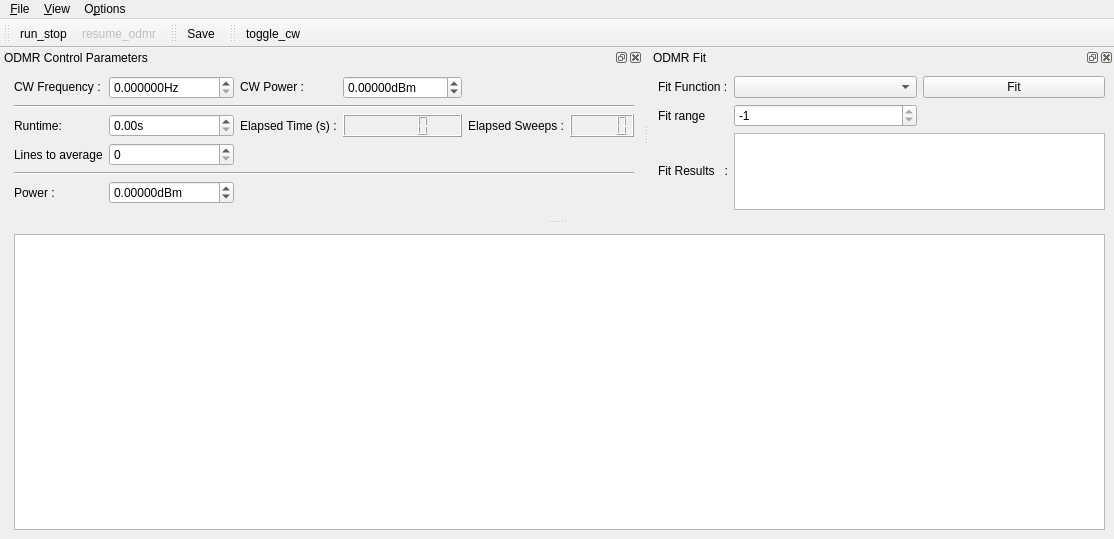
This is gui/odmr/ui_odmrpxgui.ui in pikestefan/qudi_slab as Qt 5 draws it before an edit. The edited form follows.
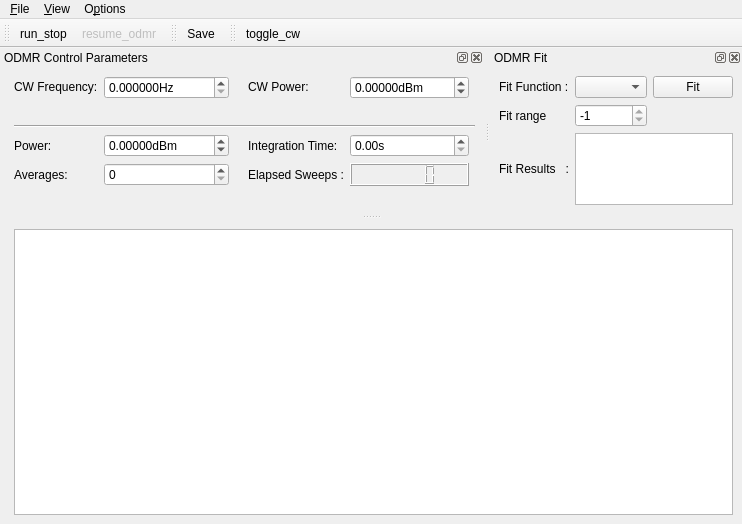
This is the edited form. Icons and pictures are not drawn. Custom widgets are drawn as their Qt base class.

What changed in the file:
```diff
--- a/gui/odmr/ui_odmrpxgui.ui
+++ b/gui/odmr/ui_odmrpxgui.ui
@@ -6,8 +6,8 @@
    <rect>
     <x>0</x>
     <y>0</y>
-    <width>1114</width>
-    <height>539</height>
+    <width>708</width>
+    <height>524</height>
    </rect>
   </property>
   <property name="contextMenuPolicy">
@@ -59,7 +59,7 @@
     <rect>
      <x>0</x>
      <y>0</y>
-     <width>1114</width>
+     <width>708</width>
      <height>21</height>
     </rect>
    </property>
@@ -133,6 +133,80 @@
      </sizepolicy>
     </property>
     <layout class="QGridLayout" name="gridLayout">
+     <item row="5" column="5">
+      <widget class="QLCDNumber" name="elapsed_sweeps_DisplayWidget"/>
+     </item>
+     <item row="0" column="4">
+      <widget class="QLabel" name="label_6">
+       <property name="sizePolicy">
+        <sizepolicy hsizetype="Minimum" vsizetype="Fixed">
+         <horstretch>0</horstretch>
+         <verstretch>0</verstretch>
+        </sizepolicy>
+       </property>
+       <property name="text">
+        <string>CW Power:</string>
+       </property>
+      </widget>
+     </item>
+     <item row="4" column="2">
+      <widget class="ScienDSpinBox" name="sweep_power_DoubleSpinBox">
+       <property name="sizePolicy">
+        <sizepolicy hsizetype="Minimum" vsizetype="Fixed">
+         <horstretch>0</horstretch>
+         <verstretch>0</verstretch>
+        </sizepolicy>
+       </property>
+       <property name="suffix">
+        <string>dBm</string>
+       </property>
+       <property name="decimals">
+        <number>5</number>
+       </property>
+       <property name="minimum">
+        <double>-1000.000000000000000</double>
+       </property>
+       <property name="maximum">
+        <double>100.000000000000000</double>
+       </property>
+      </widget>
+     </item>
+     <item row="0" column="5">
+      <widget class="ScienDSpinBox" name="cw_power_DoubleSpinBox">
+       <property name="sizePolicy">
+        <sizepolicy hsizetype="Minimum" vsizetype="Fixed">
+         <horstretch>0</horstretch>
+         <verstretch>0</verstretch>
+        </sizepolicy>
+       </property>
+       <property name="suffix">
+        <string>dBm</string>
+       </property>
+       <property name="decimals">
+        <number>5</number>
+       </property>
+       <property name="minimum">
+        <double>-1000.000000000000000</double>
+       </property>
+       <property name="maximum">
+        <double>100.000000000000000</double>
+       </property>
+      </widget>
+     </item>
+     <item row="4" column="4">
+      <widget class="QLabel" name="label_3">
+       <property name="text">
+        <string>Integration Time:</string>
+       </property>
+      </widget>
+     </item>
+     <item row="0" column="3">
+      <widget class="QLabel" name="label_4">
+       <property name="text">
+        <string/>
+       </property>
+      </widget>
+     </item>
      <item row="0" column="2">
       <widget class="ScienDSpinBox" name="cw_frequency_DoubleSpinBox">
        <property name="sizePolicy">
@@ -155,53 +229,26 @@
        </property>
       </widget>
      </item>
-     <item row="0" column="1">
-      <widget class="QLabel" name="label">
-       <property name="sizePolicy">
-        <sizepolicy hsizetype="Minimum" vsizetype="Fixed">
-         <horstretch>0</horstretch>
-         <verstretch>0</verstretch>
-        </sizepolicy>
+     <item row="3" column="1" colspan="6">
+      <widget class="Line" name="line_2">
+       <property name="minimumSize">
+        <size>
+         <width>0</width>
+         <height>0</height>
+        </size>
        </property>
-       <property name="text">
-        <string>CW Frequency :</string>
+       <property name="lineWidth">
+        <number>1</number>
        </property>
-      </widget>
-     </item>
-     <item row="0" column="3">
-      <widget class="QLabel" name="label_6">
-       <property name="sizePolicy">
-        <sizepolicy hsizetype="Minimum" vsizetype="Fixed">
-         <horstretch>0</horstretch>
-         <verstretch>0</verstretch>
-        </sizepolicy>
+       <property name="midLineWidth">
+        <number>0</number>
        </property>
-       <property name="text">
-        <string>CW Power :</string>
-       </property>
-      </widget>
-     </item>
-     <item row="2" column="4">
-      <widget class="QLCDNumber" name="elapsed_time_DisplayWidget">
-       <property name="sizePolicy">
-        <sizepolicy hsizetype="Minimum" vsizetype="Minimum">
-         <horstretch>0</horstretch>
-         <verstretch>0</verstretch>
-        </sizepolicy>
-       </property>
-      </widget>
-     </item>
-     <item row="2" column="6">
-      <widget class="QLCDNumber" name="elapsed_sweeps_DisplayWidget"/>
-     </item>
-     <item row="4" column="1" colspan="6">
-      <widget class="Line" name="line">
        <property name="orientation">
         <enum>Qt::Horizontal</enum>
        </property>
       </widget>
      </item>
-     <item row="2" column="5">
+     <item row="5" column="4">
       <widget class="QLabel" name="label_10">
        <property name="sizePolicy">
         <sizepolicy hsizetype="Minimum" vsizetype="Minimum">
@@ -214,80 +261,14 @@
        </property>
       </widget>
      </item>
-     <item row="0" column="4">
-      <widget class="ScienDSpinBox" name="cw_power_DoubleSpinBox">
-       <property name="sizePolicy">
-        <sizepolicy hsizetype="Minimum" vsizetype="Fixed">
-         <horstretch>0</horstretch>
-         <verstretch>0</verstretch>
-        </sizepolicy>
-       </property>
-       <property name="suffix">
-        <string>dBm</string>
-       </property>
-       <property name="decimals">
-        <number>5</number>
-       </property>
-       <property name="minimum">
-        <double>-1000.000000000000000</double>
-       </property>
-       <property name="maximum">
-        <double>100.000000000000000</double>
-       </property>
-      </widget>
-     </item>
-     <item row="2" column="2">
-      <widget class="QDoubleSpinBox" name="runtime_DoubleSpinBox">
-       <property name="sizePolicy">
-        <sizepolicy hsizetype="Minimum" vsizetype="Fixed">
-         <horstretch>0</horstretch>
-         <verstretch>0</verstretch>
-        </sizepolicy>
-       </property>
+     <item row="4" column="5">
+      <widget class="ScienDSpinBox" name="integration_time_doubleSpinBox">
        <property name="suffix">
         <string>s</string>
        </property>
-       <property name="maximum">
-        <double>10000000.000000000000000</double>
-       </property>
       </widget>
      </item>
-     <item row="2" column="3">
-      <widget class="QLabel" name="label_8">
-       <property name="sizePolicy">
-        <sizepolicy hsizetype="Minimum" vsizetype="Minimum">
-         <horstretch>0</horstretch>
-         <verstretch>0</verstretch>
-        </sizepolicy>
-       </property>
-       <property name="text">
-        <string>Elapsed Time (s) :</string>
-       </property>
-      </widget>
-     </item>
-     <item row="5" column="2">
-      <widget class="ScienDSpinBox" name="sweep_power_DoubleSpinBox">
-       <property name="sizePolicy">
-        <sizepolicy hsizetype="Minimum" vsizetype="Fixed">
-         <horstretch>0</horstretch>
-         <verstretch>0</verstretch>
-        </sizepolicy>
-       </property>
-       <property name="suffix">
-        <string>dBm</string>
-       </property>
-       <property name="decimals">
-        <number>5</number>
-       </property>
-       <property name="minimum">
-        <double>-1000.000000000000000</double>
-       </property>
-       <property name="maximum">
-        <double>100.000000000000000</double>
-       </property>
-      </widget>
-     </item>
-     <item row="5" column="1">
+     <item row="4" column="1">
       <widget class="QLabel" name="label_2">
        <property name="sizePolicy">
         <sizepolicy hsizetype="Minimum" vsizetype="Minimum">
@@ -296,24 +277,11 @@
         </sizepolicy>
        </property>
        <property name="text">
-        <string>Power :</string>
+        <string>Power:</string>
        </property>
       </widget>
      </item>
-     <item row="2" column="1">
-      <widget class="QLabel" name="label_7">
-       <property name="sizePolicy">
-        <sizepolicy hsizetype="Minimum" vsizetype="Minimum">
-         <horstretch>0</horstretch>
-         <verstretch>0</verstretch>
-        </sizepolicy>
-       </property>
-       <property name="text">
-        <string>Runtime:</string>
-       </property>
-      </widget>
-     </item>
-     <item row="0" column="0" rowspan="7">
+     <item row="0" column="0" rowspan="8">
       <spacer name="horizontalSpacer_2">
        <property name="orientation">
         <enum>Qt::Horizontal</enum>
@@ -326,14 +294,27 @@
        </property>
       </spacer>
      </item>
-     <item row="3" column="1">
+     <item row="5" column="1">
       <widget class="QLabel" name="average_label">
        <property name="text">
-        <string>Lines to average</string>
+        <string>Averages:</string>
        </property>
       </widget>
      </item>
-     <item row="3" column="2">
+     <item row="0" column="1">
+      <widget class="QLabel" name="label">
+       <property name="sizePolicy">
+        <sizepolicy hsizetype="Minimum" vsizetype="Fixed">
+         <horstretch>0</horstretch>
+         <verstretch>0</verstretch>
+        </sizepolicy>
+       </property>
+       <property name="text">
+        <string>CW Frequency:</string>
+       </property>
+      </widget>
+     </item>
+     <item row="5" column="2">
       <widget class="QSpinBox" name="average_level_SpinBox">
        <property name="minimum">
         <number>0</number>
@@ -349,25 +330,6 @@
        </property>
       </widget>
      </item>
-     <item row="1" column="1" colspan="6">
-      <widget class="Line" name="line_2">
-       <property name="minimumSize">
-        <size>
-         <width>0</width>
-         <height>0</height>
-        </size>
-       </property>
-       <property name="lineWidth">
-        <number>1</number>
-       </property>
-       <property name="midLineWidth">
-        <number>0</number>
-       </property>
-       <property name="orientation">
-        <enum>Qt::Horizontal</enum>
-       </property>
-      </widget>
-     </item>
     </layout>
    </widget>
   </widget>
@@ -398,30 +360,7 @@
      </sizepolicy>
     </property>
     <layout class="QGridLayout" name="gridLayout_2">
-     <item row="0" column="2">
-      <widget class="QPushButton" name="do_fit_PushButton">
-       <property name="sizePolicy">
-        <sizepolicy hsizetype="Minimum" vsizetype="Fixed">
-         <horstretch>0</horstretch>
-         <verstretch>0</verstretch>
-        </sizepolicy>
-       </property>
-       <property name="text">
-        <string>Fit</string>
-       </property>
-      </widget>
-     </item>
-     <item row="0" column="1">
-      <widget class="FitSettingsComboBox" name="fit_methods_ComboBox">
-       <property name="sizePolicy">
-        <sizepolicy hsizetype="Minimum" vsizetype="Fixed">
-         <horstretch>0</horstretch>
-         <verstretch>0</verstretch>
-        </sizepolicy>
-       </property>
-      </widget>
-     </item>
-     <item row="2" column="1" colspan="2">
+     <item row="3" column="1" colspan="2">
       <widget class="QTextBrowser" name="odmr_fit_results_DisplayWidget">
        <property name="sizePolicy">
         <sizepolicy hsizetype="Ignored" vsizetype="Expanding">
@@ -456,19 +395,6 @@
        </property>
       </widget>
      </item>
-     <item row="2" column="0">
-      <widget class="QLabel" name="label_12">
-       <property name="sizePolicy">
-        <sizepolicy hsizetype="Fixed" vsizetype="Fixed">
-         <horstretch>0</horstretch>
-         <verstretch>0</verstretch>
-        </sizepolicy>
-       </property>
-       <property name="text">
-        <string>Fit Results   :</string>
-       </property>
-      </widget>
-     </item>
      <item row="1" column="1">
       <widget class="QSpinBox" name="fit_range_SpinBox">
        <property name="maximum">
@@ -483,6 +409,42 @@
        </property>
       </widget>
      </item>
+     <item row="0" column="2">
+      <widget class="QPushButton" name="do_fit_PushButton">
+       <property name="sizePolicy">
+        <sizepolicy hsizetype="Minimum" vsizetype="Fixed">
+         <horstretch>0</horstretch>
+         <verstretch>0</verstretch>
+        </sizepolicy>
+       </property>
+       <property name="text">
+        <string>Fit</string>
+       </property>
+      </widget>
+     </item>
+     <item row="0" column="1">
+      <widget class="FitSettingsComboBox" name="fit_methods_ComboBox">
+       <property name="sizePolicy">
+        <sizepolicy hsizetype="Minimum" vsizetype="Fixed">
+         <horstretch>0</horstretch>
+         <verstretch>0</verstretch>
+        </sizepolicy>
+       </property>
+      </widget>
+     </item>
+     <item row="3" column="0">
+      <widget class="QLabel" name="label_12">
+       <property name="sizePolicy">
+        <sizepolicy hsizetype="Fixed" vsizetype="Fixed">
+         <horstretch>0</horstretch>
+         <verstretch>0</verstretch>
+        </sizepolicy>
+       </property>
+       <property name="text">
+        <string>Fit Results   :</string>
+       </property>
+      </widget>
+     </item>
     </layout>
    </widget>
   </widget>
```
Left out of the diff: 14 changed lines with no effect on the pictures.
